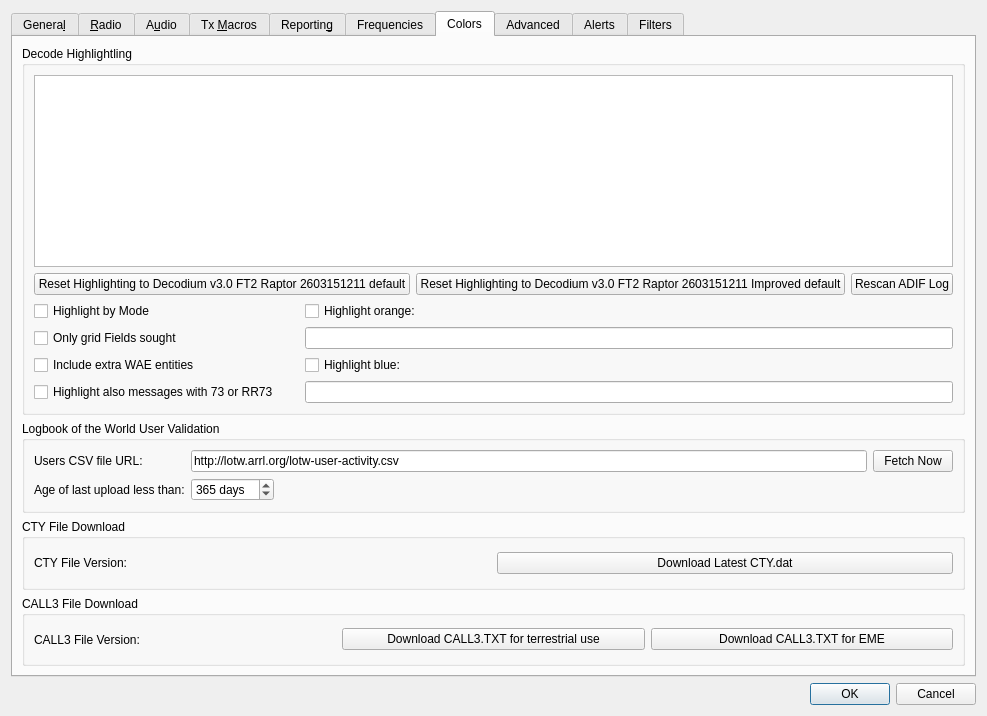
Qt form Configuration.ui (iu8lmc/Decodium-3.0-Codename-Raptor) before a commit.
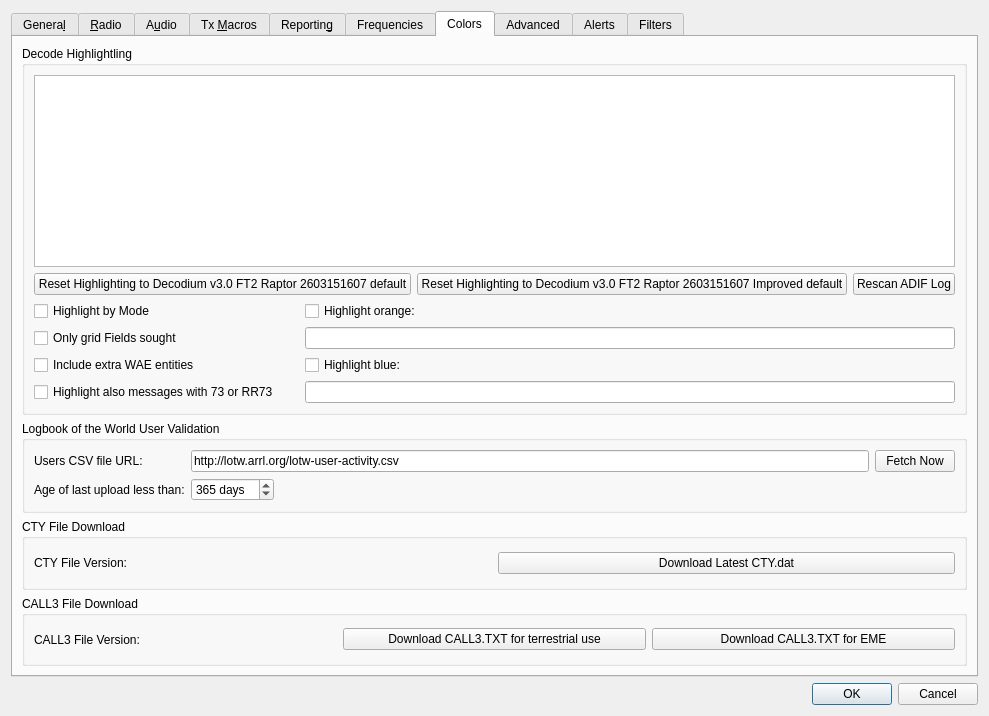
The same form after that commit. The open tabs and pages were chosen to show the change. Custom widgets are drawn as their Qt base class.

Patch:
```diff
--- a/Configuration.ui
+++ b/Configuration.ui
@@ -2828,14 +2828,14 @@
                <string>&lt;html&gt;&lt;head/&gt;&lt;body&gt;&lt;p&gt;Push to reset all highlight items above to default values and priorities.&lt;/p&gt;&lt;/body&gt;&lt;/html&gt;</string>
               </property>
               <property name="text">
-               <string>Reset Highlighting to Decodium v3.0 FT2 Raptor 2603151211 default</string>
+               <string>Reset Highlighting to Decodium v3.0 FT2 Raptor 2603151607 default</string>
               </property>
              </widget>
             </item>
             <item>
              <widget class="QPushButton" name="reset_highlighting_to_defaults2_push_button">
               <property name="text">
-               <string>Reset Highlighting to Decodium v3.0 FT2 Raptor 2603151211 Improved default</string>
+               <string>Reset Highlighting to Decodium v3.0 FT2 Raptor 2603151607 Improved default</string>
               </property>
              </widget>
             </item>
```
Left out of the diff: 14 changed lines with no effect on the pictures.
